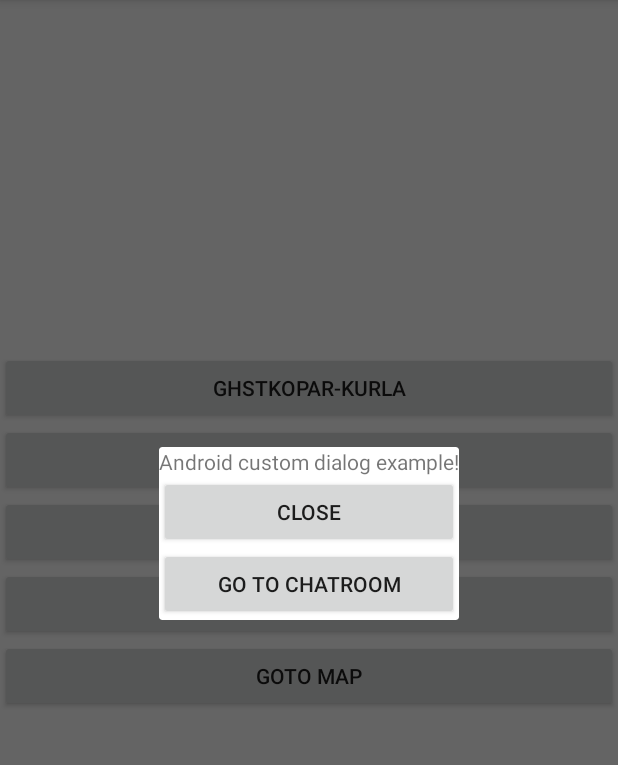
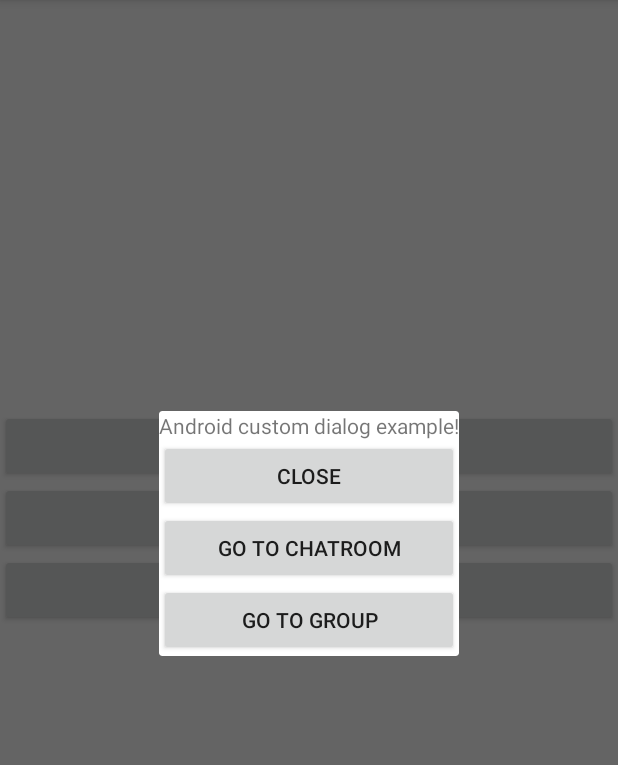
Before and after one commit to gladydennyson/Accompany-ShareARideApp, an Android app: the screen it shows after launch once a user with an empty profile is signed in (MainPage), after a tap on "GHSTKOPAR-KURLA", on a phone screen of 412 x 824 dp, the part 84-849 px from its top. Run offline under Robolectric (Android 15) with nearby library versions, the phone set to English and light mode, and no system bars; our stand-ins replace Firebase (no records; nobody signed in at launch, a user with empty details on screens opened directly), Volley; libraries missing offline, so code that uses them is left out: com.firebase.client; 1 statement that could not run was skipped.

Commit message:
Users joining a commom chatroom.

```diff
--- a/app/build.gradle
+++ b/app/build.gradle
@@ -4,7 +4,7 @@ android {
     compileSdkVersion 28
     defaultConfig {
         applicationId "com.example.demosignin"
-        minSdkVersion 15
+        minSdkVersion 16
         targetSdkVersion 28
         versionCode 1
         versionName "1.0"
@@ -23,6 +23,7 @@ dependencies {
     implementation 'com.android.support:appcompat-v7:28.0.0'
     implementation 'com.android.support.constraint:constraint-layout:1.1.3'
     implementation 'com.google.android.gms:play-services-maps:16.1.0'
+    implementation 'com.android.support:design:28.0.0'
     testImplementation 'junit:junit:4.12'
     androidTestImplementation 'com.android.support.test:runner:1.0.2'
     androidTestImplementation 'com.android.support.test.espresso:espresso-core:3.0.2'
@@ -31,6 +32,8 @@ dependencies {
     implementation 'com.google.firebase:firebase-database:16.0.1'
     implementation 'com.firebase:firebase-client-android:2.5.2+'
     implementation 'com.android.volley:volley:1.1.0'
+    implementation 'com.android.support:design:28.0.0'
+    implementation 'com.firebaseui:firebase-ui:0.6.0'
 
 
 }
--- a/app/src/main/java/com/example/demosignin/MainActivity.java
+++ b/app/src/main/java/com/example/demosignin/MainActivity.java
@@ -48,7 +48,9 @@ public class MainActivity extends AppCompatActivity {
         setContentView(R.layout.activity_main);
 
 
-        auth = FirebaseAuth.getInstance();
+       auth = FirebaseAuth.getInstance();
+
+
         if(auth.getCurrentUser() != null){
             //that means user is already logged in
             //so close this activity
@@ -57,6 +59,7 @@ public class MainActivity extends AppCompatActivity {
             //and open profile activity
             startActivity(new Intent(getApplicationContext(), MainPage.class));
         }
+
 
 
         GoogleSignInOptions gso = new GoogleSignInOptions.Builder(GoogleSignInOptions.DEFAULT_SIGN_IN)
@@ -85,6 +88,7 @@ public class MainActivity extends AppCompatActivity {
         Log.w("Intent data : ",data.getExtras().toString());
         // Result returned from launching the Intent from GoogleSignInApi.getSignInIntent(...);
         if (requestCode == 1) {
+
             Task<GoogleSignInAccount> task = GoogleSignIn.getSignedInAccountFromIntent(data);
             try {
                 // Google Sign In was successful, authenticate with Firebase
--- a/app/src/main/java/com/example/demosignin/MainPage.java
+++ b/app/src/main/java/com/example/demosignin/MainPage.java
@@ -37,12 +37,14 @@ public class MainPage extends AppCompatActivity implements LocationListener {
 
     FirebaseAuth Auth;
     final Context context = this;
-    private Button button;
+    private Button ghatButton;
     private Button getLocation;
     private Button gotomap;
+
     TextView locationText;
     TextView destlocationtext;
     TextView distance;
+    TextView example;
     LocationManager locationManager;
 
     public double currentLat;
@@ -55,11 +57,12 @@ public class MainPage extends AppCompatActivity implements LocationListener {
         setContentView(R.layout.mainpage);
 
 
-        button = (Button) findViewById(R.id.ghat);
+        ghatButton = (Button) findViewById(R.id.ghat);
         getLocation = (Button) findViewById(R.id.getLocationBtn) ;
         locationText = (TextView)findViewById(R.id.locationText);
         destlocationtext = (TextView)findViewById(R.id.destlocationtext);
         distance = (TextView)findViewById(R.id.distance);
+        example = (TextView)findViewById(R.id.example);
         gotomap = (Button)findViewById(R.id.getmap);
 
 
@@ -70,10 +73,14 @@ public class MainPage extends AppCompatActivity implements LocationListener {
         }
 
         // add button listener
-        button.setOnClickListener(new View.OnClickListener() {
+        ghatButton.setOnClickListener(new View.OnClickListener() {
 
             @Override
             public void onClick(View arg0) {
+
+
+
+
 
 
                 // custom dialog
@@ -88,8 +95,17 @@ public class MainPage extends AppCompatActivity implements LocationListener {
 
                 Button dialogButton = (Button) dialog.findViewById(R.id.dialogButtonOK);
                 Button gochatroom = (Button) dialog.findViewById(R.id.gochatroom);
+                Button joingroup = (Button)dialog.findViewById(R.id.joingroup);
                // startActivity(new Intent(ProfileActivity.this, Login.class));
 
+                joingroup.setOnClickListener(new View.OnClickListener() {
+                    @Override
+                    public void onClick(View v) {
+                        //  startActivity(new Intent(MainPage.this, GroupChat.class));
+                        Intent myIntent = new Intent(MainPage.this, GroupChat.class);
+                        startActivity(myIntent);
+                    }
+                });
                 // if button is clicked, close the custom dialog
                 dialogButton.setOnClickListener(new View.OnClickListener() {
                     @Override
@@ -97,6 +113,9 @@ public class MainPage extends AppCompatActivity implements LocationListener {
                         dialog.dismiss();
                     }
                 });
+
+
+
                 gochatroom.setOnClickListener(new View.OnClickListener() {
                     @Override
                     public void onClick(View v) {
@@ -153,7 +172,10 @@ public class MainPage extends AppCompatActivity implements LocationListener {
                         //startActivity(new Intent(MainPage.this, Login.class));
                     }
                 });
-                dialog.show();
+
+
+
+             dialog.show();
             }
         });
 
@@ -193,6 +215,10 @@ public class MainPage extends AppCompatActivity implements LocationListener {
             }
         });
 
+
+
+
+
     }
 
     void getLocation() {
@@ -228,4 +254,7 @@ public class MainPage extends AppCompatActivity implements LocationListener {
     public void onProviderEnabled(String provider) {
 
     }
+
+
+
 }
--- a/app/src/main/res/layout/activity_user.xml
+++ b/app/src/main/res/layout/activity_user.xml
@@ -13,7 +13,9 @@
         android:visibility="gone"/>
 
     <ListView
+        android:id="@+id/usersList"
         android:layout_width="match_parent"
-        android:layout_height="wrap_content"
-        android:id="@+id/usersList"/>
+        android:layout_height="581dp" />
+
+
 </LinearLayout>
--- a/app/src/main/res/layout/custom.xml
+++ b/app/src/main/res/layout/custom.xml
@@ -25,5 +25,11 @@
         android:layout_height="wrap_content"
         android:text="go to chatroom" />
 
+    <Button
+        android:id="@+id/joingroup"
+        android:layout_width="match_parent"
+        android:layout_height="wrap_content"
+        android:text="go to group" />
+
 
 </LinearLayout>
--- a/app/src/main/res/layout/mainpage.xml
+++ b/app/src/main/res/layout/mainpage.xml
@@ -15,21 +15,6 @@
         android:layout_height="wrap_content"
         android:text="Ghstkopar-Kurla" />
 
-
-    <Button
-        android:onClick="vidyavihar"
-        android:id="@+id/button2"
-        android:layout_width="match_parent"
-        android:layout_height="wrap_content"
-        android:text="Vidyavihar-Kurla" />
-
-    <Button
-        android:onClick="mulund stn"
-        android:id="@+id/button3"
-        android:layout_width="match_parent"
-        android:layout_height="wrap_content"
-        android:text="Mulund-Mulund stn" />
-
     <Button
         android:id="@+id/getLocationBtn"
         android:layout_width="match_parent"
@@ -41,6 +26,12 @@
         android:layout_width="match_parent"
         android:layout_height="wrap_content"
         android:text="goto map" />
+
+    <TextView
+        android:id="@+id/example"
+        android:layout_width="match_parent"
+        android:layout_height="wrap_content"
+        android:text="" />
 
     <TextView
         android:id="@+id/locationText"
--- a/app/src/main/res/values/strings.xml
+++ b/app/src/main/res/values/strings.xml
@@ -1,4 +1,5 @@
 <resources>
     <string name="app_name">demosignin</string>
     <string name="title_activity_routes_for_user">Map</string>
+    <string name="title_activity_group_chat">GroupChat</string>
 </resources>
```
Also changed, not shown: app/src/main/AndroidManifest.xml (+5 -10 lines), app/src/main/java/com/example/demosignin/Users.java (+19 -1 lines), app/src/main/res/values/styles.xml (+9 -0 lines).
